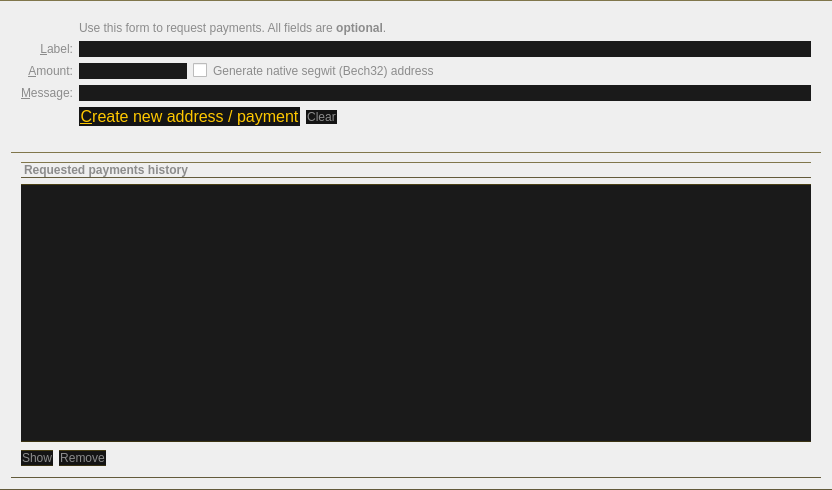
FennecBlockchain/Fennec, file fennec/qt/forms/receivecoinsdialog.ui: the form before one commit.
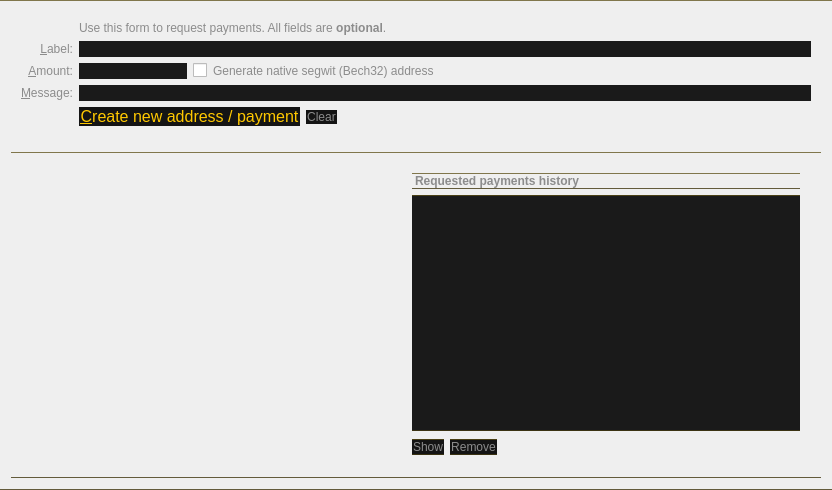
The form after the commit. Icons and pictures are not drawn. Custom widgets are drawn as their Qt base class.

Commit message: send receive tabs

```diff
--- a/fennec/qt/forms/receivecoinsdialog.ui
+++ b/fennec/qt/forms/receivecoinsdialog.ui
@@ -331,6 +331,18 @@
       <enum>QFrame::Raised</enum>
      </property>
      <layout class="QVBoxLayout" name="verticalLayout_2">
+      <property name="leftMargin">
+       <number>400</number>
+      </property>
+      <property name="topMargin">
+       <number>20</number>
+      </property>
+      <property name="rightMargin">
+       <number>20</number>
+      </property>
+      <property name="bottomMargin">
+       <number>20</number>
+      </property>
       <item>
        <widget class="QLabel" name="label_6">
         <property name="font">
```
The commit also changes 1 other file.
